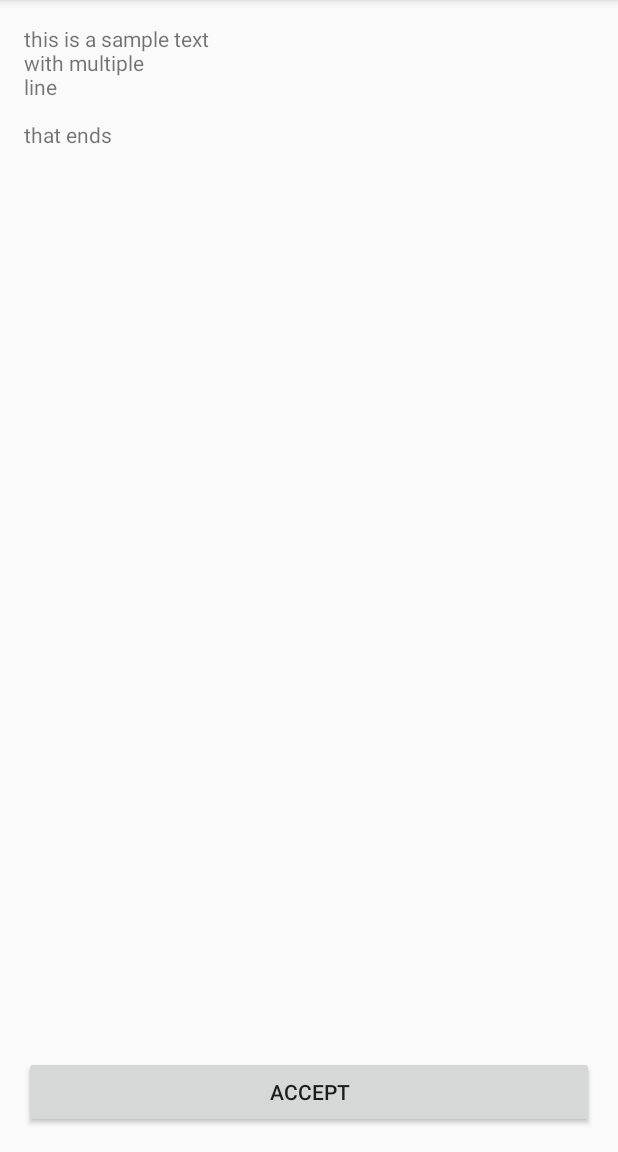
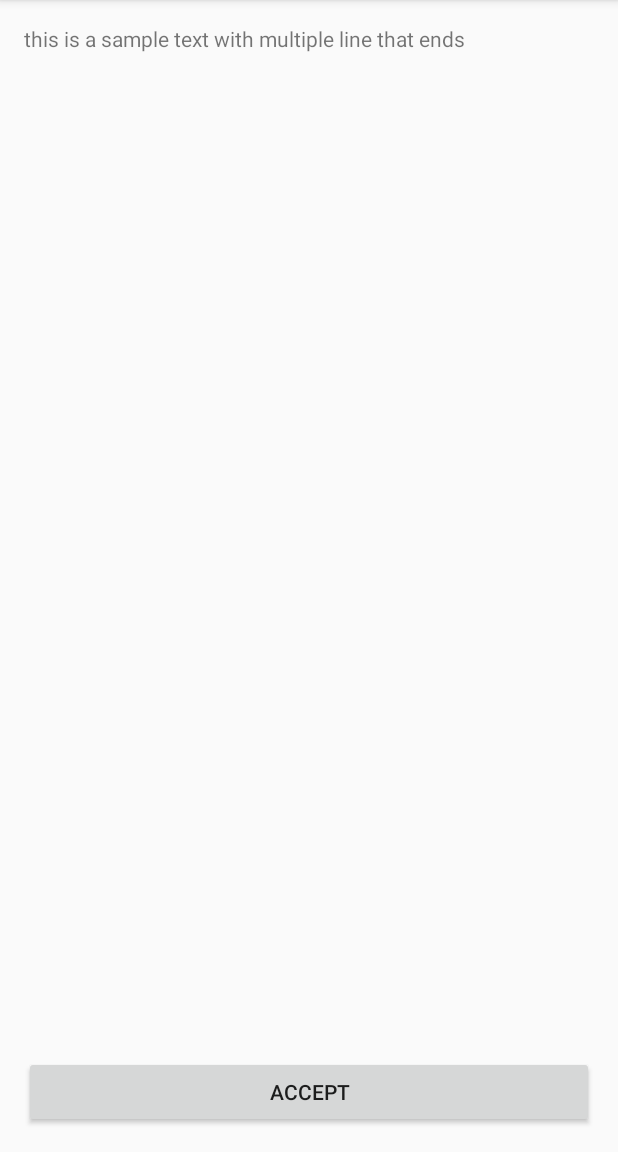
Before and after one commit to albertleal/android101, an Android app: the screen it shows after launch (TermsActivity), on a phone screen of 412 x 824 dp, the part 84-1236 px from its top. Run offline under Robolectric (Android 15) with nearby library versions, the phone set to English and light mode, and no system bars; our stand-ins replace Firebase (no records; nobody signed in at launch, a user with empty details on screens opened directly).

Commit message:
Adding some Loading UI and removing hardcoded stirngs

```diff
--- a/app/src/main/AndroidManifest.xml
+++ b/app/src/main/AndroidManifest.xml
@@ -13,7 +13,7 @@
         <activity
             android:name=".scenes.terms.TermsActivity"
             android:noHistory="true" />
-        <activity android:name=".scenes.detail.DetailActivity" />
+        <activity android:name=".scenes.galleryDetail.DetailActivity" />
         <activity android:name=".scenes.gallery.GalleryActivity" />
         <activity
             android:name=".scenes.boot.BootActivity"
--- a/app/src/main/java/com/albertleal/gimbernat/datasources/SessionDataSource.java
+++ b/app/src/main/java/com/albertleal/gimbernat/datasources/SessionDataSource.java
@@ -4,6 +4,7 @@ import androidx.annotation.NonNull;
 import com.albertleal.gimbernat.helpers.Callback;
 import com.google.android.gms.tasks.OnCompleteListener;
 import com.google.android.gms.tasks.OnFailureListener;
+import com.google.android.gms.tasks.OnSuccessListener;
 import com.google.android.gms.tasks.Task;
 import com.google.firebase.auth.AuthResult;
 import com.google.firebase.auth.FirebaseAuth;
--- a/app/src/main/java/com/albertleal/gimbernat/scenes/boot/BootActivity.java
+++ b/app/src/main/java/com/albertleal/gimbernat/scenes/boot/BootActivity.java
@@ -4,8 +4,10 @@ import androidx.appcompat.app.AppCompatActivity;
 
 import android.content.Intent;
 import android.os.Bundle;
+import android.widget.ProgressBar;
 
 import com.albertleal.gimbernat.R;
+import com.albertleal.gimbernat.datasources.SessionDataSource;
 import com.albertleal.gimbernat.scenes.boot.interfaces.IBootActivity;
 import com.albertleal.gimbernat.scenes.gallery.GalleryActivity;
 import com.albertleal.gimbernat.scenes.terms.TermsActivity;
@@ -16,11 +18,14 @@ public class BootActivity extends AppCompatActivity implements IBootActivity {
     //MVP Variables
     private BootPresenter presenter;
 
+
     //Lifecycle
     @Override
     protected void onCreate(Bundle savedInstanceState) {
         super.onCreate(savedInstanceState);
         setContentView(R.layout.activity_boot);
+
+        SessionDataSource.shared.signOut();
 
         //Init the presenter
         this.presenter = new BootPresenter(this);
--- a/app/src/main/java/com/albertleal/gimbernat/scenes/gallery/GalleryPresenter.java
+++ b/app/src/main/java/com/albertleal/gimbernat/scenes/gallery/GalleryPresenter.java
@@ -33,7 +33,7 @@ public class GalleryPresenter extends BaseAdapter implements IGalleryPresenter
     //Interface IGalleryPresenter
     @Override
     public void subscribeForAssets() {
-
+        this.view.showSpinner();
         this.interactor.subscribeForAssets(new Callback() {
 
             @Override
@@ -43,6 +43,7 @@ public class GalleryPresenter extends BaseAdapter implements IGalleryPresenter
                 GalleryPresenter.this.items = assets;
                 //Notify the view that the content is ready to be used or updated
                 GalleryPresenter.this.view.setAdapterForGrid();
+                GalleryPresenter.this.view.hideSpinner();
             }
 
             @Override
--- a/app/src/main/java/com/albertleal/gimbernat/scenes/gallery/interfaces/IGalleryActivity.java
+++ b/app/src/main/java/com/albertleal/gimbernat/scenes/gallery/interfaces/IGalleryActivity.java
@@ -5,4 +5,6 @@ import com.albertleal.gimbernat.models.AssetModel;
 public interface IGalleryActivity {
     void navigateToDetail(AssetModel assetModel);
     void setAdapterForGrid();
+    void showSpinner();
+    void hideSpinner();
 }
--- a/app/src/main/java/com/albertleal/gimbernat/scenes/detail/DetailActivity.java
+++ b/app/src/main/java/com/albertleal/gimbernat/scenes/galleryDetail/DetailActivity.java
@@ -1,4 +1,4 @@
-package com.albertleal.gimbernat.scenes.detail;
+package com.albertleal.gimbernat.scenes.galleryDetail;
 
 import androidx.appcompat.app.AppCompatActivity;
 
@@ -8,7 +8,7 @@ import android.widget.TextView;
 
 import com.albertleal.gimbernat.R;
 import com.albertleal.gimbernat.models.AssetModel;
-import com.albertleal.gimbernat.scenes.detail.interfaces.IDetailActivity;
+import com.albertleal.gimbernat.scenes.galleryDetail.interfaces.IDetailActivity;
 import com.squareup.picasso.Picasso;
 
 
--- a/app/src/main/java/com/albertleal/gimbernat/scenes/detail/DetailInteractor.java
+++ b/app/src/main/java/com/albertleal/gimbernat/scenes/galleryDetail/DetailInteractor.java
@@ -1,9 +1,9 @@
-package com.albertleal.gimbernat.scenes.detail;
+package com.albertleal.gimbernat.scenes.galleryDetail;
 
 import com.albertleal.gimbernat.datasources.AssetsDataSource;
 import com.albertleal.gimbernat.helpers.Callback;
 import com.albertleal.gimbernat.models.AssetModel;
-import com.albertleal.gimbernat.scenes.detail.interfaces.IDetailInteractor;
+import com.albertleal.gimbernat.scenes.galleryDetail.interfaces.IDetailInteractor;
 
 public class DetailInteractor implements IDetailInteractor {
 
--- a/app/src/main/java/com/albertleal/gimbernat/scenes/detail/DetailPresenter.java
+++ b/app/src/main/java/com/albertleal/gimbernat/scenes/galleryDetail/DetailPresenter.java
@@ -1,8 +1,8 @@
-package com.albertleal.gimbernat.scenes.detail;
+package com.albertleal.gimbernat.scenes.galleryDetail;
 
 import com.albertleal.gimbernat.helpers.Callback;
 import com.albertleal.gimbernat.models.AssetModel;
-import com.albertleal.gimbernat.scenes.detail.interfaces.IDetailPresenter;
+import com.albertleal.gimbernat.scenes.galleryDetail.interfaces.IDetailPresenter;
 
 public class DetailPresenter implements IDetailPresenter {
 
--- a/app/src/main/java/com/albertleal/gimbernat/scenes/detail/interfaces/IDetailActivity.java
+++ b/app/src/main/java/com/albertleal/gimbernat/scenes/galleryDetail/interfaces/IDetailActivity.java
@@ -1,4 +1,4 @@
-package com.albertleal.gimbernat.scenes.detail.interfaces;
+package com.albertleal.gimbernat.scenes.galleryDetail.interfaces;
 
 import com.albertleal.gimbernat.models.AssetModel;
 
--- a/app/src/main/java/com/albertleal/gimbernat/scenes/detail/interfaces/IDetailInteractor.java
+++ b/app/src/main/java/com/albertleal/gimbernat/scenes/galleryDetail/interfaces/IDetailInteractor.java
@@ -1,4 +1,4 @@
-package com.albertleal.gimbernat.scenes.detail.interfaces;
+package com.albertleal.gimbernat.scenes.galleryDetail.interfaces;
 
 import com.albertleal.gimbernat.helpers.Callback;
 
--- a/app/src/main/java/com/albertleal/gimbernat/scenes/detail/interfaces/IDetailPresenter.java
+++ b/app/src/main/java/com/albertleal/gimbernat/scenes/galleryDetail/interfaces/IDetailPresenter.java
@@ -1,4 +1,4 @@
-package com.albertleal.gimbernat.scenes.detail.interfaces;
+package com.albertleal.gimbernat.scenes.galleryDetail.interfaces;
 
 public interface IDetailPresenter {
     void getDetailData(String id);
--- a/app/src/main/java/com/albertleal/gimbernat/scenes/terms/TermsActivity.java
+++ b/app/src/main/java/com/albertleal/gimbernat/scenes/terms/TermsActivity.java
@@ -6,6 +6,7 @@ import android.content.Intent;
 import android.os.Bundle;
 import android.view.View;
 import android.widget.Button;
+import android.widget.ProgressBar;
 import android.widget.Toast;
 
 import com.albertleal.gimbernat.R;
@@ -19,6 +20,8 @@ public class TermsActivity extends AppCompatActivity implements ITermsActivity {
 
     //View outlets
     private Button privateButton;
+    //Setting the UI
+    private ProgressBar spinner;
 
     //Lifecycle
     @Override
@@ -26,15 +29,16 @@ public class TermsActivity extends AppCompatActivity implements ITermsActivity {
         super.onCreate(savedInstanceState);
         setContentView(R.layout.activity_terms);
 
+        //init the UI
+        this.privateButton = this.findViewById(R.id.termsAcceptsButton);
+        this.spinner = (ProgressBar)findViewById(R.id.progressBar);
+
+        this.hideSpinner();
 
         //Init the presenter
         this.presenter = new TermsPresenter(this);
 
-        //init the UI
-        this.privateButton = this.findViewById(R.id.termsAcceptsButton);
-
         //Setup events
-
         this.privateButton.setOnClickListener(new View.OnClickListener() {
             @Override
             public void onClick(View v) {
@@ -57,6 +61,26 @@ public class TermsActivity extends AppCompatActivity implements ITermsActivity {
     }
 
     @Override
+    public void showSpinner() {
+        TermsActivity.this.runOnUiThread(new Runnable() {
+            @Override
+            public void run() {
+                TermsActivity.this.spinner.setVisibility(View.VISIBLE);
+            }
+        });
+    }
+
+    @Override
+    public void hideSpinner() {
+        TermsActivity.this.runOnUiThread(new Runnable() {
+            @Override
+            public void run() {
+                TermsActivity.this.spinner.setVisibility(View.GONE);
+            }
+        });
+    }
+
+    @Override
     public void showError(final String error) {
         TermsActivity.this.runOnUiThread(new Runnable() {
             @Override
--- a/app/src/main/java/com/albertleal/gimbernat/scenes/terms/TermsPresenter.java
+++ b/app/src/main/java/com/albertleal/gimbernat/scenes/terms/TermsPresenter.java
@@ -17,15 +17,17 @@ public class TermsPresenter implements ITermsPresenter {
     //Interface ITermsPresenter
     @Override
     public void privateButtonPressed() {
-
+        this.view.showSpinner();
         SessionDataSource.shared.SignIn(new Callback() {
             @Override
             public void onSuccess(Object responseObject) {
                 TermsPresenter.this.view.navigateToPrivate();
+                TermsPresenter.this.view.hideSpinner();
             }
 
             @Override
             public void onError() {
+                TermsPresenter.this.view.hideSpinner();
                 TermsPresenter.this.view.showError("Can't create a valid firebase user");
             }
         });
--- a/app/src/main/java/com/albertleal/gimbernat/scenes/terms/interfaces/ITermsActivity.java
+++ b/app/src/main/java/com/albertleal/gimbernat/scenes/terms/interfaces/ITermsActivity.java
@@ -2,5 +2,7 @@ package com.albertleal.gimbernat.scenes.terms.interfaces;
 
 public interface ITermsActivity {
     void navigateToPrivate();
+    void showSpinner();
+    void hideSpinner();
     void showError(String error);
 }
--- a/app/src/main/res/layout/activity_detail.xml
+++ b/app/src/main/res/layout/activity_detail.xml
@@ -4,7 +4,7 @@
     xmlns:tools="http://schemas.android.com/tools"
     android:layout_width="match_parent"
     android:layout_height="match_parent"
-    tools:context=".scenes.detail.DetailActivity"
+    tools:context=".scenes.galleryDetail.DetailActivity"
     android:elevation="2dp">
 
     <LinearLayout
@@ -40,14 +40,14 @@
                 android:layout_width="wrap_content"
                 android:layout_height="wrap_content"
                 android:layout_weight="1"
-                android:text="Button" />
+                android:text="@string/button_one" />
 
             <Button
                 android:id="@+id/button2"
                 android:layout_width="wrap_content"
                 android:layout_height="wrap_content"
                 android:layout_weight="1"
-                android:text="Button" />
+                android:text="@string/button_two" />
         </LinearLayout>
 
     </LinearLayout>
--- a/app/src/main/res/layout/activity_gallery_item.xml
+++ b/app/src/main/res/layout/activity_gallery_item.xml
@@ -15,7 +15,7 @@
             android:id="@+id/title"
             android:layout_width="match_parent"
             android:layout_height="20dp"
-            android:text="SAMPLE"
+            android:text="@string/sample_short"
             android:textAlignment="center"
             android:textColor="@color/white"
             android:textStyle="bold" />
@@ -34,7 +34,7 @@
             android:layout_width="match_parent"
             android:layout_height="31dp"
             android:singleLine="true"
-            android:text="This is some long description example to simulate multiline"
+            android:text="@string/sample_long"
             android:textAlignment="center"
             android:textColor="@color/white"
             android:textSize="9dp" />
--- a/app/src/main/res/layout/activity_terms.xml
+++ b/app/src/main/res/layout/activity_terms.xml
@@ -19,12 +19,12 @@
         android:focusable="false"
         android:gravity="start|top"
         android:inputType="textMultiLine"
-        android:text="this is a sample text \nwith multiple \nline \n\nthat ends"
+        android:text="@string/terms_and_conditions"
         app:layout_constraintBottom_toTopOf="@+id/termsAcceptsButton"
         app:layout_constraintEnd_toEndOf="parent"
         app:layout_constraintStart_toStartOf="parent"
-        app:layout_constraintTop_toTopOf="parent" />
-        "/>
+        app:layout_constraintTop_toTopOf="parent"
+         />
 
     <Button
         android:id="@+id/termsAcceptsButton"
@@ -33,8 +33,21 @@
         android:layout_marginStart="16dp"
         android:layout_marginEnd="16dp"
         android:layout_marginBottom="16dp"
-        android:text="Accept"
+        android:text="@string/accept"
         app:layout_constraintBottom_toBottomOf="parent"
         app:layout_constraintEnd_toEndOf="parent"
         app:layout_constraintStart_toStartOf="parent" />
+
+
+    <ProgressBar
+        android:id="@+id/progressBar"
+        style="?android:attr/progressBarStyleLarge"
+        android:layout_width="wrap_content"
+        android:layout_height="wrap_content"
+        android:layout_centerHorizontal="true"
+        app:layout_constraintBottom_toBottomOf="parent"
+        app:layout_constraintEnd_toEndOf="parent"
+        app:layout_constraintStart_toStartOf="parent"
+        app:layout_constraintTop_toTopOf="parent" />
+
 </androidx.constraintlayout.widget.ConstraintLayout>
--- a/app/src/main/res/values/strings.xml
+++ b/app/src/main/res/values/strings.xml
@@ -1,3 +1,9 @@
 <resources>
     <string name="app_name">Gimbernat</string>
+    <string name="terms_and_conditions">this is a sample text  with multiple  line   that ends</string>
+    <string name="accept">Accept</string>
+    <string name="sample_long">This is some long description example to simulate multiline</string>
+    <string name="sample_short">SAMPLE</string>
+    <string name="button_one">Share</string>
+    <string name="button_two">Find More</string>
 </resources>
```
Also changed, not shown: app/src/main/java/com/albertleal/gimbernat/scenes/gallery/GalleryActivity.java (+29 -2 lines), app/src/main/res/layout/activity_gallery_actiivity.xml (+12 -0 lines).
